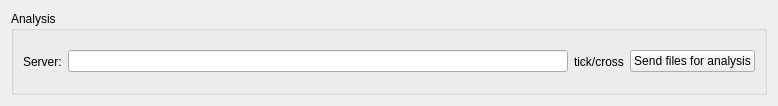
Above: analysis_submission.ui from labscript-suite/blacs before the change. Below: the same form after it.
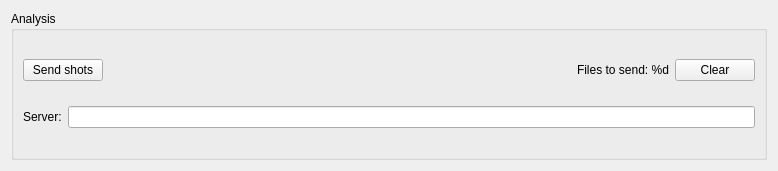
That is the form after the change. Icons and pictures are not drawn.

Commit message:
feature: Add icons and tooltips to queue buttons. Add icons to analysis submission Add icons to tab errors, restart tab.
Set prettier default stylesheet for BLACS.
Updated styling plugin to work with this sensibly

```diff
--- a/analysis_submission.ui
+++ b/analysis_submission.ui
@@ -7,7 +7,7 @@
     <x>0</x>
     <y>0</y>
     <width>778</width>
-    <height>106</height>
+    <height>171</height>
    </rect>
   </property>
   <property name="windowTitle">
@@ -19,33 +19,92 @@
      <property name="title">
       <string>Analysis</string>
      </property>
-     <layout class="QHBoxLayout" name="horizontalLayout">
+     <layout class="QVBoxLayout" name="verticalLayout">
       <item>
-       <widget class="QLabel" name="label">
-        <property name="text">
-         <string>Server:</string>
-        </property>
-       </widget>
+       <layout class="QHBoxLayout" name="horizontalLayout_3">
+        <item>
+         <widget class="QPushButton" name="send_to_server">
+          <property name="focusPolicy">
+           <enum>Qt::NoFocus</enum>
+          </property>
+          <property name="toolTip">
+           <string>Send files for analysis</string>
+          </property>
+          <property name="text">
+           <string>Send shots</string>
+          </property>
+          <property name="icon">
+           <iconset resource="../../../../usr/local/lib/python2.7/dist-packages/qtutils/icons/icons.qrc">
+            <normaloff>:/qtutils/fugue/computer--arrow.png</normaloff>:/qtutils/fugue/computer--arrow.png</iconset>
+          </property>
+          <property name="checkable">
+           <bool>true</bool>
+          </property>
+          <property name="flat">
+           <bool>false</bool>
+          </property>
+         </widget>
+        </item>
+        <item>
+         <widget class="QLabel" name="server_online">
+          <property name="text">
+           <string/>
+          </property>
+          <property name="pixmap">
+           <pixmap resource="../../../../usr/local/lib/python2.7/dist-packages/qtutils/icons/icons.qrc">:/qtutils/fugue/status-offline.png</pixmap>
+          </property>
+         </widget>
+        </item>
+        <item>
+         <spacer name="horizontalSpacer">
+          <property name="orientation">
+           <enum>Qt::Horizontal</enum>
+          </property>
+          <property name="sizeHint" stdset="0">
+           <size>
+            <width>40</width>
+            <height>20</height>
+           </size>
+          </property>
+         </spacer>
+        </item>
+        <item>
+         <layout class="QHBoxLayout" name="resend_shots_layout">
+          <item>
+           <widget class="QLabel" name="resend_shots_label">
+            <property name="text">
+             <string>Files to send: %d</string>
+            </property>
+           </widget>
+          </item>
+          <item>
+           <widget class="QPushButton" name="clear_unsent_shots_button">
+            <property name="text">
+             <string>Clear</string>
+            </property>
+            <property name="icon">
+             <iconset resource="../../../../usr/local/lib/python2.7/dist-packages/qtutils/icons/icons.qrc">
+              <normaloff>:/qtutils/fugue/cross-octagon.png</normaloff>:/qtutils/fugue/cross-octagon.png</iconset>
+            </property>
+           </widget>
+          </item>
+         </layout>
+        </item>
+       </layout>
       </item>
       <item>
-       <widget class="QLineEdit" name="server"/>
-      </item>
-      <item>
-       <widget class="QLabel" name="server_online">
-        <property name="text">
-         <string>tick/cross</string>
-        </property>
-       </widget>
-      </item>
-      <item>
-       <widget class="QPushButton" name="send_to_server">
-        <property name="text">
-         <string>Send files for analysis</string>
-        </property>
-        <property name="checkable">
-         <bool>true</bool>
-        </property>
-       </widget>
+       <layout class="QHBoxLayout" name="horizontalLayout">
+        <item>
+         <widget class="QLabel" name="label">
+          <property name="text">
+           <string>Server:</string>
+          </property>
+         </widget>
+        </item>
+        <item>
+         <widget class="QLineEdit" name="server"/>
+        </item>
+       </layout>
       </item>
      </layout>
     </widget>
```
Left out of the diff: 4 changed lines with no effect on the pictures. The commit also changes 4 other files.
